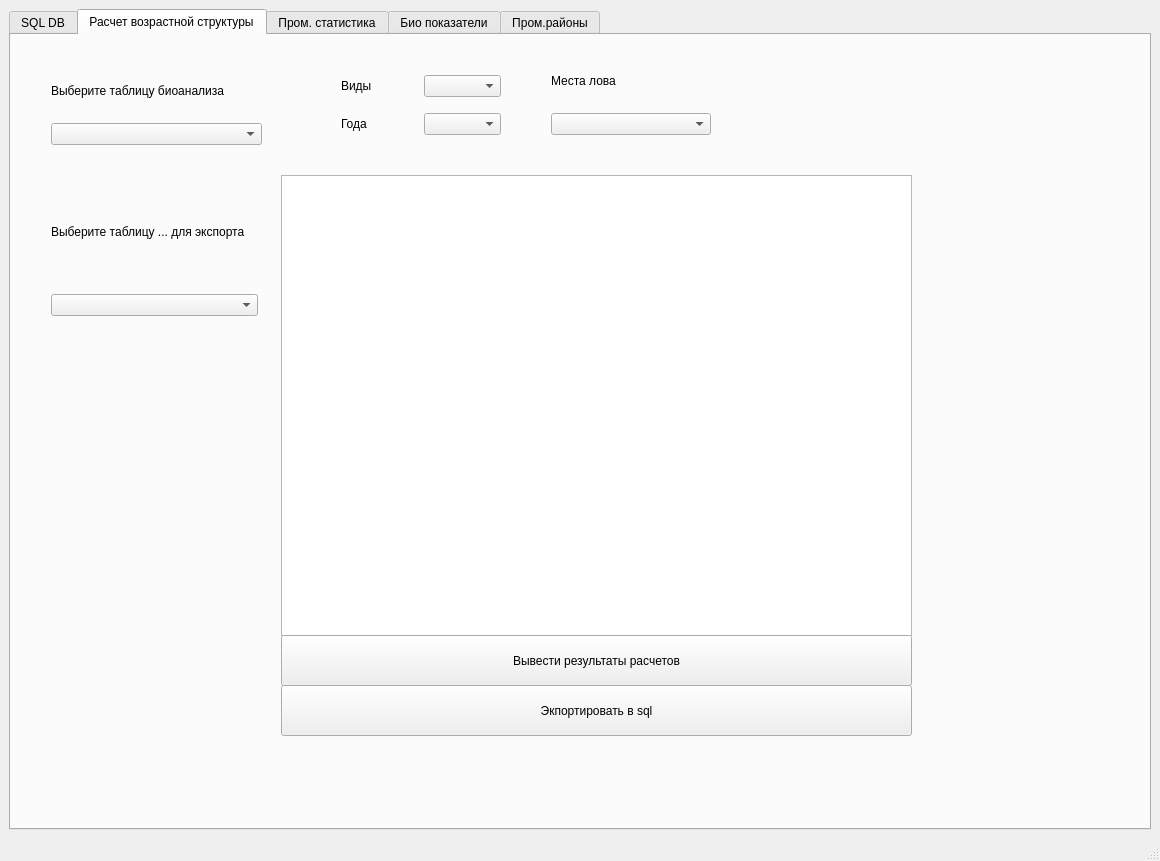
Old version of the form ui_form.ui in the repository DidenkoDmitriy/fish_stock.
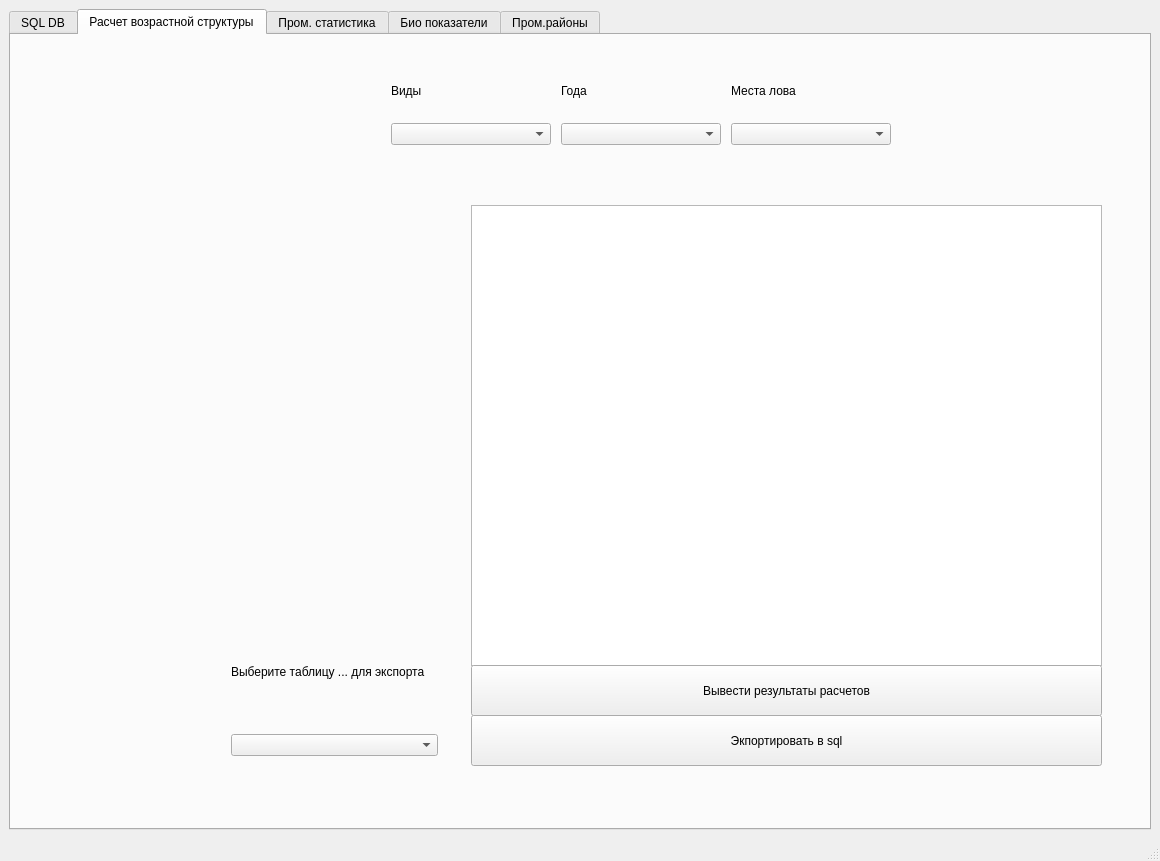
New version of the form. The open tabs and pages were chosen to show the change.

Commit message: new design function to connection sql, saving settings to file

```diff
--- a/ui_form.ui
+++ b/ui_form.ui
@@ -148,23 +148,18 @@
          </rect>
         </property>
        </widget>
-      </widget>
-      <widget class="QWidget" name="tab_3">
-       <attribute name="title">
-        <string>Расчет возрастной структуры</string>
-       </attribute>
-       <widget class="QWidget" name="verticalLayoutWidget">
+       <widget class="QWidget" name="verticalLayoutWidget_6">
         <property name="geometry">
          <rect>
-          <x>40</x>
-          <y>30</y>
+          <x>190</x>
+          <y>300</y>
           <width>211</width>
-          <height>80</height>
+          <height>82</height>
          </rect>
         </property>
-        <layout class="QVBoxLayout" name="verticalLayout_2">
+        <layout class="QVBoxLayout" name="verticalLayout_6">
          <item>
-          <widget class="QLabel" name="label_tab_age_struct_table_list">
+          <widget class="QLabel" name="label_tab_sql_bioanalis_table_list">
            <property name="font">
             <font>
              <underline>false</underline>
@@ -177,47 +172,27 @@
           </widget>
          </item>
          <item>
-          <widget class="QComboBox" name="comboBox_tab_age_struct_table_list"/>
+          <widget class="QComboBox" name="comboBox_tab_sql_bioanalis_table_list"/>
          </item>
-        </layout>
-       </widget>
-       <widget class="QWidget" name="gridLayoutWidget">
-        <property name="geometry">
-         <rect>
-          <x>330</x>
-          <y>30</y>
-          <width>160</width>
-          <height>80</height>
-         </rect>
-        </property>
-        <layout class="QGridLayout" name="gridLayout_4">
-         <item row="0" column="1">
-          <widget class="QComboBox" name="comboBox_tab_age_struct_type_list"/>
-         </item>
-         <item row="0" column="0">
-          <widget class="QLabel" name="label_tab_age_struct_type_list">
+         <item>
+          <widget class="QPushButton" name="pushButton_sql_bioanalis_choose_table">
            <property name="text">
-            <string>Виды</string>
+            <string>choose table</string>
            </property>
           </widget>
          </item>
-         <item row="1" column="0">
-          <widget class="QLabel" name="label_tab_age_struct_year_list">
-           <property name="text">
-            <string>Года</string>
-           </property>
-          </widget>
-         </item>
-         <item row="1" column="1">
-          <widget class="QComboBox" name="comboBox_tab_age_struct_year_list"/>
-         </item>
         </layout>
        </widget>
+      </widget>
+      <widget class="QWidget" name="tab_3">
+       <attribute name="title">
+        <string>Расчет возрастной структуры</string>
+       </attribute>
        <widget class="QWidget" name="verticalLayoutWidget_2">
         <property name="geometry">
          <rect>
-          <x>540</x>
-          <y>20</y>
+          <x>720</x>
+          <y>30</y>
           <width>160</width>
           <height>80</height>
          </rect>
@@ -238,8 +213,8 @@
        <widget class="QWidget" name="verticalLayoutWidget_3">
         <property name="geometry">
          <rect>
-          <x>40</x>
-          <y>140</y>
+          <x>220</x>
+          <y>580</y>
           <width>207</width>
           <height>141</height>
          </rect>
@@ -260,8 +235,8 @@
        <widget class="QTextEdit" name="textEdit_age_structure_calculation_for_print_dataframe">
         <property name="geometry">
          <rect>
-          <x>270</x>
-          <y>140</y>
+          <x>460</x>
+          <y>170</y>
           <width>631</width>
           <height>461</height>
          </rect>
@@ -270,8 +245,8 @@
        <widget class="QPushButton" name="button_age_structure_calculation_print_results">
         <property name="geometry">
          <rect>
-          <x>270</x>
-          <y>600</y>
+          <x>460</x>
+          <y>630</y>
           <width>631</width>
           <height>51</height>
          </rect>
@@ -283,8 +258,8 @@
        <widget class="QPushButton" name="button_age_structure_calculation_save_results">
         <property name="geometry">
          <rect>
-          <x>270</x>
-          <y>650</y>
+          <x>460</x>
+          <y>680</y>
           <width>631</width>
           <height>51</height>
          </rect>
@@ -293,6 +268,50 @@
          <string>Экпортировать в sql</string>
         </property>
        </widget>
+       <widget class="QWidget" name="verticalLayoutWidget_4">
+        <property name="geometry">
+         <rect>
+          <x>380</x>
+          <y>30</y>
+          <width>160</width>
+          <height>80</height>
+         </rect>
+        </property>
+        <layout class="QVBoxLayout" name="verticalLayout">
+         <item>
+          <widget class="QLabel" name="label_tab_age_struct_type_list">
+           <property name="text">
+            <string>Виды</string>
+           </property>
+          </widget>
+         </item>
+         <item>
+          <widget class="QComboBox" name="comboBox_tab_age_struct_type_list"/>
+         </item>
+        </layout>
+       </widget>
+       <widget class="QWidget" name="verticalLayoutWidget_5">
+        <property name="geometry">
+         <rect>
+          <x>550</x>
+          <y>30</y>
+          <width>160</width>
+          <height>80</height>
+         </rect>
+        </property>
+        <layout class="QVBoxLayout" name="verticalLayout_5">
+         <item>
+          <widget class="QLabel" name="label_tab_age_struct_year_list">
+           <property name="text">
+            <string>Года</string>
+           </property>
+          </widget>
+         </item>
+         <item>
+          <widget class="QComboBox" name="comboBox_tab_age_struct_year_list"/>
+         </item>
+        </layout>
+       </widget>
       </widget>
       <widget class="QWidget" name="tab_4">
        <attribute name="title">
```
The commit also changes 4 other files.
